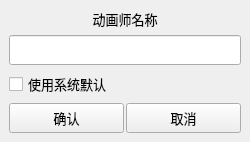
Above: commons/ui/playblastoption.ui from lonegather/Barbarian before the change. Below: the same form after it.
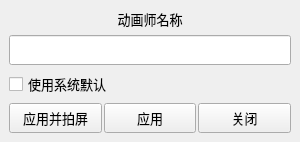
That is the form after the change.

Diff of the .ui file:
```diff
--- a/commons/ui/playblastoption.ui
+++ b/commons/ui/playblastoption.ui
@@ -4,15 +4,15 @@
  <widget class="QMainWindow" name="playblastOptionDialog">
   <property name="geometry">
    <rect>
-    <x>300</x>
-    <y>200</y>
-    <width>250</width>
+    <x>0</x>
+    <y>0</y>
+    <width>300</width>
     <height>138</height>
    </rect>
   </property>
   <property name="minimumSize">
    <size>
-    <width>250</width>
+    <width>300</width>
     <height>0</height>
    </size>
   </property>
@@ -144,7 +144,35 @@
           </font>
          </property>
          <property name="text">
-          <string>确认</string>
+          <string>应用并拍屏</string>
+         </property>
+         <property name="+command" stdset="0">
+          <string>lambda *args: barbarian.anim.PlayblastOption.changeHUDName(True)</string>
+         </property>
+        </widget>
+       </item>
+       <item>
+        <widget class="QPushButton" name="pushButton_2">
+         <property name="sizePolicy">
+          <sizepolicy hsizetype="Expanding" vsizetype="Expanding">
+           <horstretch>0</horstretch>
+           <verstretch>0</verstretch>
+          </sizepolicy>
+         </property>
+         <property name="minimumSize">
+          <size>
+           <width>0</width>
+           <height>30</height>
+          </size>
+         </property>
+         <property name="font">
+          <font>
+           <family>微软雅黑</family>
+           <pointsize>10</pointsize>
+          </font>
+         </property>
+         <property name="text">
+          <string>应用</string>
          </property>
          <property name="+command" stdset="0">
           <string>lambda *args: barbarian.anim.PlayblastOption.changeHUDName()</string>
@@ -172,7 +200,7 @@
           </font>
          </property>
          <property name="text">
-          <string>取消</string>
+          <string>关闭</string>
          </property>
         </widget>
        </item>
```
